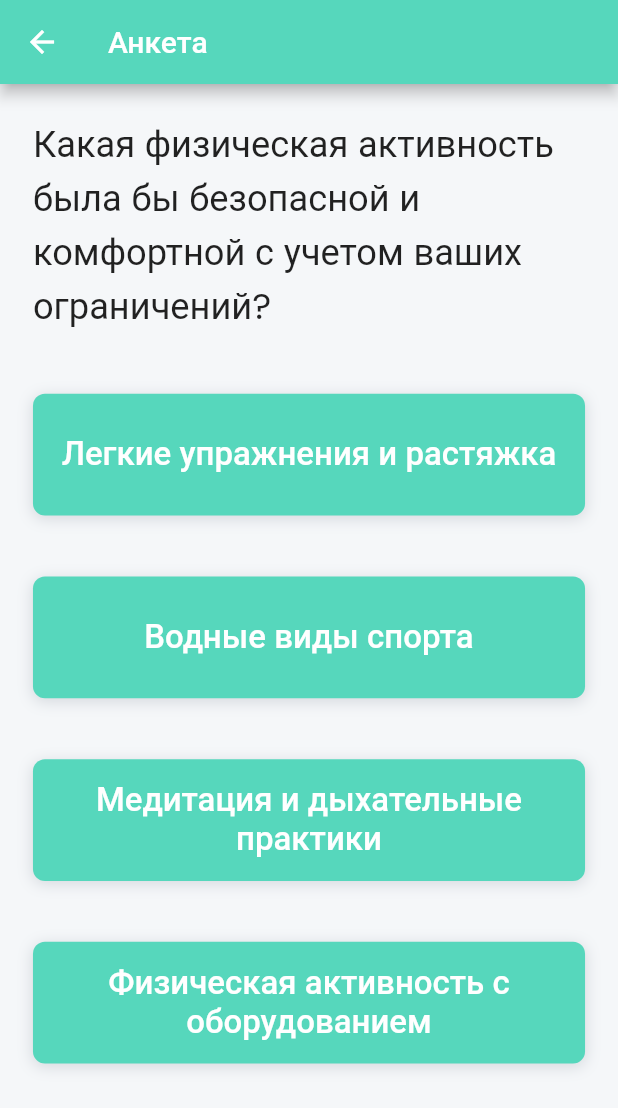
After one commit to mitya-anoshin/Moscow-Longevity-Project, a Flutter app: the SurveyPage screen opened by its route, on a phone screen of 412 x 824 dp. The commit adds this screen. Shown: the top 1108 px of the screen. Run offline on Flutter 3.47's test engine with Material 2 defaults, Android fonts, the phone set to English and light mode, and no system bars; our stand-ins replace auto_route, dio, flutter_screenutil, google_fonts, hive, hooks_riverpod; missing offline and left inert: magnifying_glass, talker_dio_logger; accounts and stored records are empty; network calls fail.

Commit message:
survey done

```diff
--- a/lib/features/main_page/main_page.dart
+++ b/lib/features/main_page/main_page.dart
@@ -62,12 +62,17 @@ class _MainPageState extends State<MainPage> {
           actions: [
             Padding(
               padding: EdgeInsets.only(right: 10.w),
+              child: GestureDetector(
+                onTap: () {
+                  context.router.pushNamed('/search');
+                },
                 child: Center(
                   child: Text(
                     'Поиск',
                     style: TextStyle(
                       fontSize: 16.sp,
                       fontWeight: FontWeight.bold,
+                    ),
                   ),
                 ),
               ),
--- a/lib/features/routes/app_router.dart
+++ b/lib/features/routes/app_router.dart
@@ -8,6 +8,8 @@ import '../main_page/main_page.dart';
 import '../main_page/pages/info_event_page.dart';
 import '../registration/pages/registration_info_page.dart';
 import '../registration/pages/registration_page.dart';
+import '../search/search_page.dart';
+import '../survey_page/survey_page.dart';
 import '../welcome_page/welcome_page.dart';
 
 part 'app_router.gr.dart';
@@ -17,8 +19,8 @@ part 'app_router.gr.dart';
 class AppRouter extends _$AppRouter {
   @override
   List<AutoRoute> get routes => [
-        AutoRoute(page: WelcomeRoute.page, initial: true),
-        AutoRoute(page: MainRoute.page, initial: false),
+        AutoRoute(page: WelcomeRoute.page),
+        AutoRoute(page: MainRoute.page, initial: true),
         AutoRoute(page: ChooseLoginRoute.page, path: '/login'),
         AutoRoute(page: InfoEventRoute.page, path: '/main/event'),
         AutoRoute(page: PhoneLoginRoute.page, path: '/login/phone'),
@@ -28,6 +30,8 @@ class AppRouter extends _$AppRouter {
         AutoRoute(page: EmailLoginRoute.page, path: '/login/email'),
         AutoRoute(page: RegistrationRoute.page, path: '/registration'),
         AutoRoute(page: RegistrationInfoRoute.page, path: '/registration/info'),
+        AutoRoute(page: SearchRoute.page, path: '/search'),
+        AutoRoute(page: SurveyRoute.page, path: '/survey'),
         RedirectRoute(path: '*', redirectTo: '/'),
       ];
 }
--- /dev/null
+++ b/lib/features/survey_page/survey_page.dart
@@ -0,0 +1,54 @@
+import 'package:auto_route/auto_route.dart';
+import 'package:flutter/material.dart';
+import 'package:flutter_screenutil/flutter_screenutil.dart';
+
+import '../../utils/constants.dart';
+import '../../widgets/app_button.dart';
+
+@RoutePage()
+class SurveyPage extends StatelessWidget {
+  const SurveyPage({super.key});
+
+  @override
+  Widget build(BuildContext context) {
+    return Scaffold(
+      appBar: AppBar(
+        backgroundColor: Constants.primaryColor,
+        title: Text('Анкета'),
+      ),
+      body: Padding(
+        padding: EdgeInsets.all(20.w),
+        child: Column(
+          children: [
+            Text(
+              'Какая физическая активность была бы безопасной и комфортной с учетом ваших ограничений?',
+              style: TextStyle(
+                fontSize: 22.sp,
+              ),
+            ),
+            SizedBox(height: 40.h),
+            AppButton(
+                type: ButtonType.primary,
+                onPressed: () {},
+                text: 'Легкие упражнения и растяжка'),
+            SizedBox(height: 40.h),
+            AppButton(
+                type: ButtonType.primary,
+                onPressed: () {},
+                text: 'Водные виды спорта'),
+            SizedBox(height: 40.h),
+            AppButton(
+                type: ButtonType.primary,
+                onPressed: () {},
+                text: 'Медитация и дыхательные практики'),
+            SizedBox(height: 40.h),
+            AppButton(
+                type: ButtonType.primary,
+                onPressed: () {},
+                text: 'Физическая активность с оборудованием'),
+          ],
+        ),
+      ),
+    );
+  }
+}
--- a/lib/widgets/app_button.dart
+++ b/lib/widgets/app_button.dart
@@ -37,7 +37,7 @@ class AppButton extends StatelessWidget {
       onTap: onPressed,
       child: Container(
         width: double.infinity,
-        height: 60.h,
+        height: 80.h,
         decoration: BoxDecoration(
           color: getButtonColor(type),
           borderRadius: BorderRadius.circular(8.0),
@@ -53,6 +53,7 @@ class AppButton extends StatelessWidget {
         child: Center(
           child: Text(
             text,
+            textAlign: TextAlign.center,
             style: GoogleFonts.roboto(
               color: getTextColor(type),
               fontSize: 20.sp,
```
Also changed, not shown: lib/features/search/search_page.dart (added, +150 -0 lines), lib/features/routes/app_router.gr.dart. Lines whose indentation alone changed are shown as unchanged.
